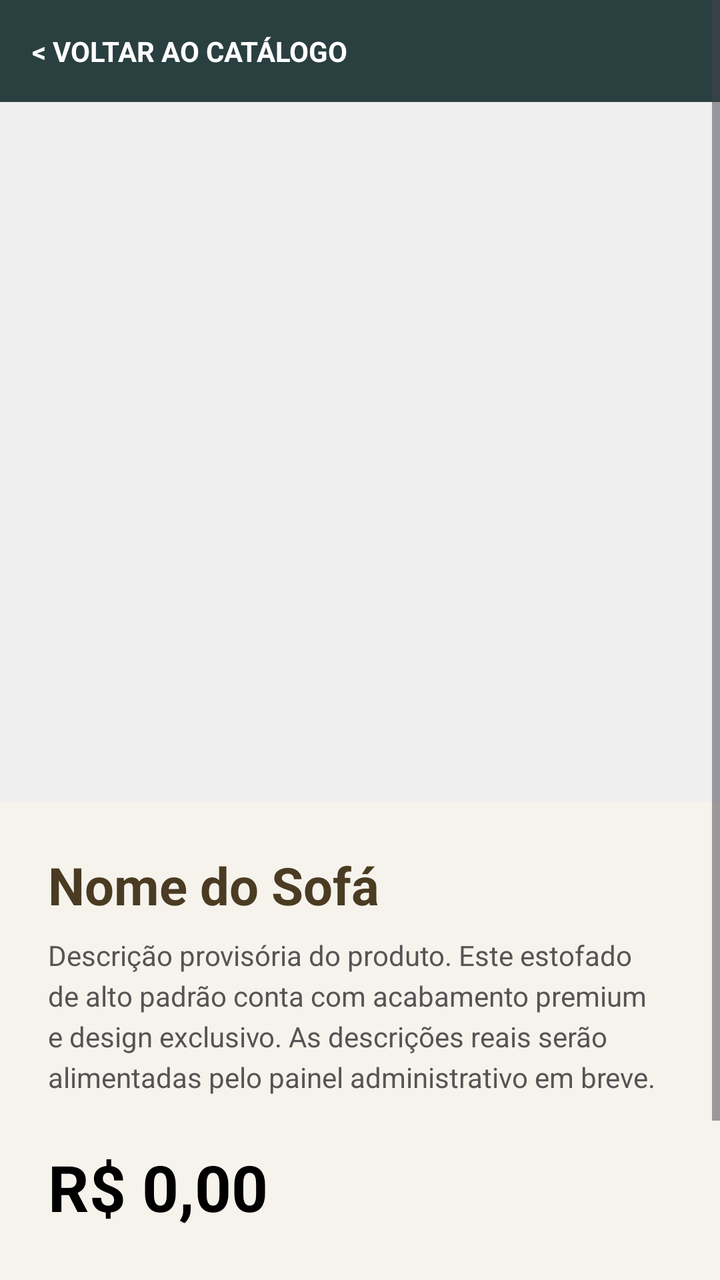
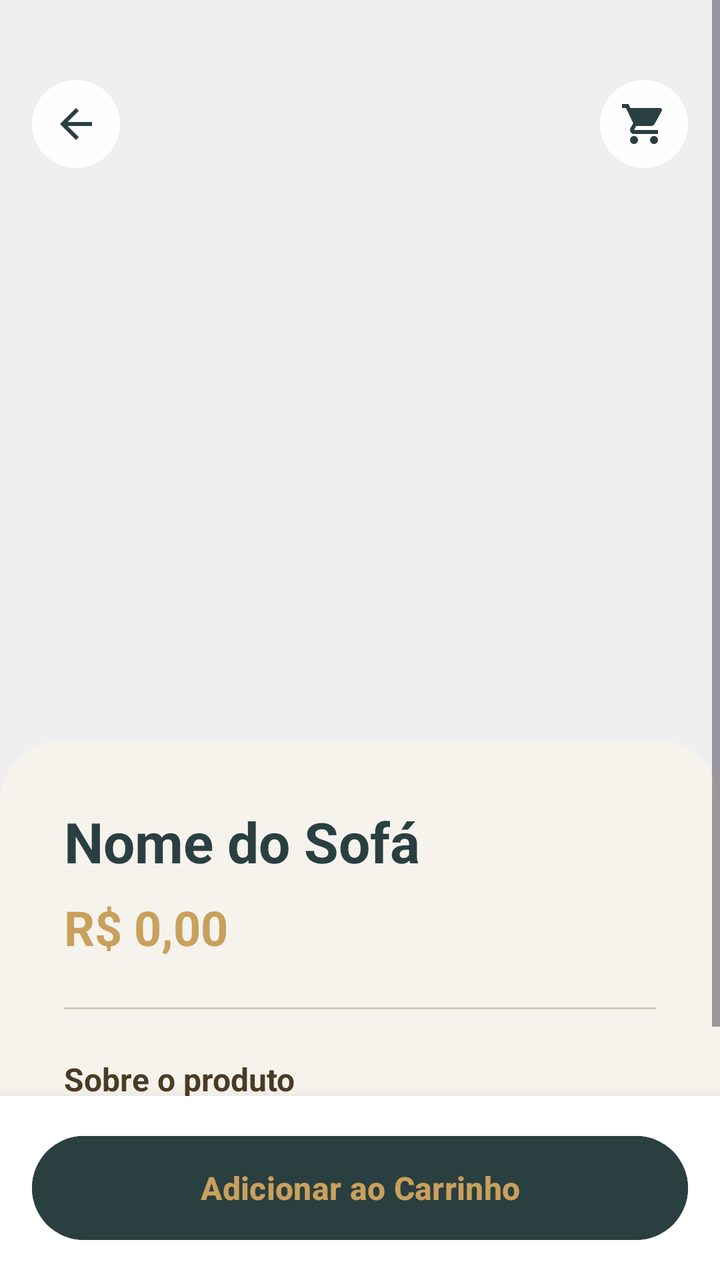

An Android layout rendered at two revisions. The XML below is the earlier revision; the diff shows what the commit changed to produce the second picture.
<!-- AndroidManifest.xml: application theme Theme.RubyeEstofados -->
<!-- res/layout/activity_detalhes_produto.xml -->
<?xml version="1.0" encoding="utf-8"?>
<ScrollView xmlns:android="http://schemas.android.com/apk/res/android"
    xmlns:app="http://schemas.android.com/apk/res-auto"
    android:layout_width="match_parent"
    android:layout_height="match_parent"
    android:background="@color/rubye_bg_claro"
    android:fillViewport="true">

    <LinearLayout
        android:layout_width="match_parent"
        android:layout_height="wrap_content"
        android:orientation="vertical">


        <TextView
            android:id="@+id/tvVoltar"
            android:layout_width="match_parent"
            android:layout_height="wrap_content"
            android:background="@color/rubye_header"
            android:padding="16dp"
            android:text="&lt; VOLTAR AO CATÁLOGO"
            android:textColor="@color/white"
            android:textSize="14sp"
            android:textStyle="bold"/>


        <ImageView
            android:id="@+id/ivFotoDetalhe"
            android:layout_width="match_parent"
            android:layout_height="350dp"
            android:scaleType="centerCrop"
            android:background="@color/rubye_light_gray" />


        <LinearLayout
            android:layout_width="match_parent"
            android:layout_height="wrap_content"
            android:orientation="vertical"
            android:padding="24dp">

            <TextView
                android:id="@+id/tvNomeDetalhe"
                android:layout_width="wrap_content"
                android:layout_height="wrap_content"
                android:text="Nome do Sofá"
                android:textColor="@color/rubye_fonte_escura"
                android:textSize="26sp"
                android:textStyle="bold" />

            <TextView
                android:id="@+id/tvDescricaoDetalhe"
                android:layout_width="match_parent"
                android:layout_height="wrap_content"
                android:layout_marginTop="8dp"
                android:text="Descrição provisória do produto. Este estofado de alto padrão conta com acabamento premium e design exclusivo. As descrições reais serão alimentadas pelo painel administrativo em breve."
                android:textColor="#555555"
                android:textSize="14sp"
                android:lineSpacingExtra="4dp" />

            <TextView
                android:id="@+id/tvPrecoDetalhe"
                android:layout_width="wrap_content"
                android:layout_height="wrap_content"
                android:layout_marginTop="24dp"
                android:text="R$ 0,00"
                android:textColor="@color/black"
                android:textSize="32sp"
                android:textStyle="bold" />


            <Button
                android:id="@+id/btnComprar"
                android:layout_width="match_parent"
                android:layout_height="60dp"
                android:layout_marginTop="32dp"
                android:backgroundTint="@color/rubye_header"
                android:text="COMPRAR"
                android:textColor="@color/white"
                android:textSize="16sp"
                android:textStyle="bold"
                app:cornerRadius="4dp" />

        </LinearLayout>
    </LinearLayout>
</ScrollView>
<!-- resources referenced by this layout -->
<resources>
  <color name="black">#FF000000</color>
  <color name="rubye_bg_claro">#F6F3ED</color>
  <color name="rubye_fonte_escura">#4A3B22</color>
  <color name="rubye_header">#2A3F40</color>
  <color name="rubye_light_gray">#EFEFEF</color>
  <color name="white">#FFFFFFFF</color>
  <style name="Theme.RubyeEstofados" parent="Base.Theme.RubyeEstofados" />
  <style name="Base.Theme.RubyeEstofados" parent="Theme.Material3.DayNight.NoActionBar">
          
          
      </style>
</resources>

<!-- the commit's change to res/layout/activity_detalhes_produto.xml (unified diff, before → after) -->
@@ -1,85 +1,128 @@
 <?xml version="1.0" encoding="utf-8"?>
-<ScrollView xmlns:android="http://schemas.android.com/apk/res/android"
+<RelativeLayout xmlns:android="http://schemas.android.com/apk/res/android"
     xmlns:app="http://schemas.android.com/apk/res-auto"
     android:layout_width="match_parent"
     android:layout_height="match_parent"
-    android:background="@color/rubye_bg_claro"
-    android:fillViewport="true">
+    android:background="@color/rubye_bg_claro">
 
+    <ScrollView
+        android:layout_width="match_parent"
+        android:layout_height="match_parent"
+        android:fillViewport="true"
+        android:paddingBottom="90dp">
+
+        <RelativeLayout
+            android:layout_width="match_parent"
+            android:layout_height="wrap_content">
+
+            
+            <ImageView
+                android:id="@+id/ivFotoDetalhe"
+                android:layout_width="match_parent"
+                android:layout_height="400dp"
+                android:scaleType="centerCrop"
+                android:background="@color/rubye_light_gray" />
+
+            
+            <LinearLayout
+                android:layout_width="match_parent"
+                android:layout_height="wrap_content"
+                android:orientation="vertical"
+                android:layout_marginTop="370dp"
+                android:background="@drawable/bg_bottom_sheet_rounded"
+                android:padding="32dp">
+
+                <TextView
+                    android:id="@+id/tvNomeDetalhe"
+                    android:layout_width="wrap_content"
+                    android:layout_height="wrap_content"
+                    android:text="Nome do Sofá"
+                    android:textColor="@color/rubye_header"
+                    android:textSize="28sp"
+                    android:textStyle="bold" />
+
+                <TextView
+                    android:id="@+id/tvPrecoDetalhe"
+                    android:layout_width="wrap_content"
+                    android:layout_height="wrap_content"
+                    android:layout_marginTop="8dp"
+                    android:text="R$ 0,00"
+                    android:textColor="@color/rubye_gold"
+                    android:textSize="24sp"
+                    android:textStyle="bold" />
+
+                
+                <View
+                    android:layout_width="match_parent"
+                    android:layout_height="1dp"
+                    android:background="@color/rubye_sand"
+                    android:layout_marginTop="24dp"
+                    android:layout_marginBottom="24dp" />
+
+                <TextView
+                    android:layout_width="wrap_content"
+                    android:layout_height="wrap_content"
+                    android:text="Sobre o produto"
+                    android:textColor="@color/rubye_fonte_escura"
+                    android:textSize="16sp"
+                    android:textStyle="bold"
+                    android:layout_marginBottom="12dp"/>
+
+                <TextView
+                    android:id="@+id/tvDescricaoDetalhe"
+                    android:layout_width="match_parent"
+                    android:layout_height="wrap_content"
+                    android:text="Este estofado de alto padrão conta com acabamento premium e design exclusivo. As descrições reais serão alimentadas pelo painel administrativo em breve."
+                    android:textColor="#666666"
+                    android:textSize="15sp"
+                    android:lineSpacingExtra="6dp" />
+
+            </LinearLayout>
+        </RelativeLayout>
+    </ScrollView>
+
+    
+    <ImageView
+        android:id="@+id/btnVoltar"
+        android:layout_width="44dp"
+        android:layout_height="44dp"
+        android:layout_marginStart="16dp"
+        android:layout_marginTop="40dp"
+        android:background="@drawable/bg_circle_icon"
+        android:src="@drawable/ic_back"
+        android:padding="10dp"
+        app:tint="@color/rubye_header" />
+
+    <ImageView
+        android:id="@+id/btnIrCarrinho"
+        android:layout_width="44dp"
+        android:layout_height="44dp"
+        android:layout_alignParentEnd="true"
+        android:layout_marginEnd="16dp"
+        android:layout_marginTop="40dp"
+        android:background="@drawable/bg_circle_icon"
+        android:src="@drawable/ic_cart"
+        android:padding="10dp"
+        app:tint="@color/rubye_header" />
+
+    
     <LinearLayout
         android:layout_width="match_parent"
         android:layout_height="wrap_content"
-        android:orientation="vertical">
+        android:layout_alignParentBottom="true"
+        android:background="@color/white"
+        android:padding="16dp"
+        android:elevation="16dp">
 
+        <Button
+            android:id="@+id/btnComprar"
+            android:layout_width="match_parent"
+            android:layout_height="60dp"
+            android:text="Adicionar ao Carrinho"
+            android:textColor="@color/rubye_gold"
+            android:backgroundTint="@color/rubye_header"
+            android:textSize="16sp"
+            android:textStyle="bold" />
+    </LinearLayout>
 
-        <TextView
-            android:id="@+id/tvVoltar"
-            android:layout_width="match_parent"
-            android:layout_height="wrap_content"
-            android:background="@color/rubye_header"
-            android:padding="16dp"
-            android:text="&lt; VOLTAR AO CATÁLOGO"
-            android:textColor="@color/white"
-            android:textSize="14sp"
-            android:textStyle="bold"/>
-
-
-        <ImageView
-            android:id="@+id/ivFotoDetalhe"
-            android:layout_width="match_parent"
-            android:layout_height="350dp"
-            android:scaleType="centerCrop"
-            android:background="@color/rubye_light_gray" />
-
-
-        <LinearLayout
-            android:layout_width="match_parent"
-            android:layout_height="wrap_content"
-            android:orientation="vertical"
-            android:padding="24dp">
-
-            <TextView
-                android:id="@+id/tvNomeDetalhe"
-                android:layout_width="wrap_content"
-                android:layout_height="wrap_content"
-                android:text="Nome do Sofá"
-                android:textColor="@color/rubye_fonte_escura"
-                android:textSize="26sp"
-                android:textStyle="bold" />
-
-            <TextView
-                android:id="@+id/tvDescricaoDetalhe"
-                android:layout_width="match_parent"
-                android:layout_height="wrap_content"
-                android:layout_marginTop="8dp"
-                android:text="Descrição provisória do produto. Este estofado de alto padrão conta com acabamento premium e design exclusivo. As descrições reais serão alimentadas pelo painel administrativo em breve."
-                android:textColor="#555555"
-                android:textSize="14sp"
-                android:lineSpacingExtra="4dp" />
-
-            <TextView
-                android:id="@+id/tvPrecoDetalhe"
-                android:layout_width="wrap_content"
-                android:layout_height="wrap_content"
-                android:layout_marginTop="24dp"
-                android:text="R$ 0,00"
-                android:textColor="@color/black"
-                android:textSize="32sp"
-                android:textStyle="bold" />
-
-
-            <Button
-                android:id="@+id/btnComprar"
-                android:layout_width="match_parent"
-                android:layout_height="60dp"
-                android:layout_marginTop="32dp"
-                android:backgroundTint="@color/rubye_header"
-                android:text="COMPRAR"
-                android:textColor="@color/white"
-                android:textSize="16sp"
-                android:textStyle="bold"
-                app:cornerRadius="4dp" />
-
-        </LinearLayout>
-    </LinearLayout>
-</ScrollView>
+</RelativeLayout>
<!-- resource entries referenced after the edit -->
@@ -1,11 +1,48 @@
 <!-- resources referenced by this layout -->
 <resources>
-  <color name="black">#FF000000</color>
   <color name="rubye_bg_claro">#F6F3ED</color>
   <color name="rubye_fonte_escura">#4A3B22</color>
+  <color name="rubye_gold">#C9A05C</color>
   <color name="rubye_header">#2A3F40</color>
   <color name="rubye_light_gray">#EFEFEF</color>
+  <color name="rubye_sand">#D5C7B4</color>
   <color name="white">#FFFFFFFF</color>
+  <!-- drawable bg_bottom_sheet_rounded (drawable) -->
+  <?xml version="1.0" encoding="utf-8"?>
+  <shape xmlns:android="http://schemas.android.com/apk/res/android">
+      <solid android:color="@color/rubye_bg_claro" />
+      <corners
+          android:topLeftRadius="32dp"
+          android:topRightRadius="32dp" />
+  </shape>
+  <!-- drawable bg_circle_icon (drawable) -->
+  <?xml version="1.0" encoding="utf-8"?>
+  <shape xmlns:android="http://schemas.android.com/apk/res/android"
+      android:shape="oval">
+      <solid android:color="#E6FFFFFF" /> 
+  </shape>
+  <!-- drawable ic_back (drawable) -->
+  <?xml version="1.0" encoding="utf-8"?>
+  <vector xmlns:android="http://schemas.android.com/apk/res/android"
+      android:width="24dp"
+      android:height="24dp"
+      android:viewportWidth="24"
+      android:viewportHeight="24">
+      <path
+          android:fillColor="#FF000000"
+          android:pathData="M20,11H7.83l5.59,-5.59L12,4l-8,8l8,8l1.41,-1.41L7.83,13H20V11z"/>
+  </vector>
+  <!-- drawable ic_cart (drawable) -->
+  <?xml version="1.0" encoding="utf-8"?>
+  <vector xmlns:android="http://schemas.android.com/apk/res/android"
+      android:width="24dp"
+      android:height="24dp"
+      android:viewportWidth="24"
+      android:viewportHeight="24">
+      <path
+          android:fillColor="#FF000000"
+          android:pathData="M7,18c-1.1,0 -1.99,0.9 -1.99,2S5.9,22 7,22s2,-0.9 2,-2 -0.9,-2 -2,-2zM1,2v2h2l3.6,7.59 -1.35,2.45c-0.16,0.28 -0.25,0.61 -0.25,0.96 0,1.1 0.9,2 2,2h12v-2L7.42,15c-0.14,0 -0.25,-0.11 -0.25,-0.25l0.03,-0.12 0.9,-1.63h7.45c0.75,0 1.41,-0.41 1.75,-1.03l3.58,-6.49c0.08,-0.14 0.12,-0.31 0.12,-0.48 0,-0.55 -0.45,-1 -1,-1L5.21,4l-0.94,-2L1,2zM17,18c-1.1,0 -1.99,0.9 -1.99,2s0.89,2 1.99,2 2,-0.9 2,-2 -0.9,-2 -2,-2z"/>
+  </vector>
   <style name="Theme.RubyeEstofados" parent="Base.Theme.RubyeEstofados" />
   <style name="Base.Theme.RubyeEstofados" parent="Theme.Material3.DayNight.NoActionBar">
           
